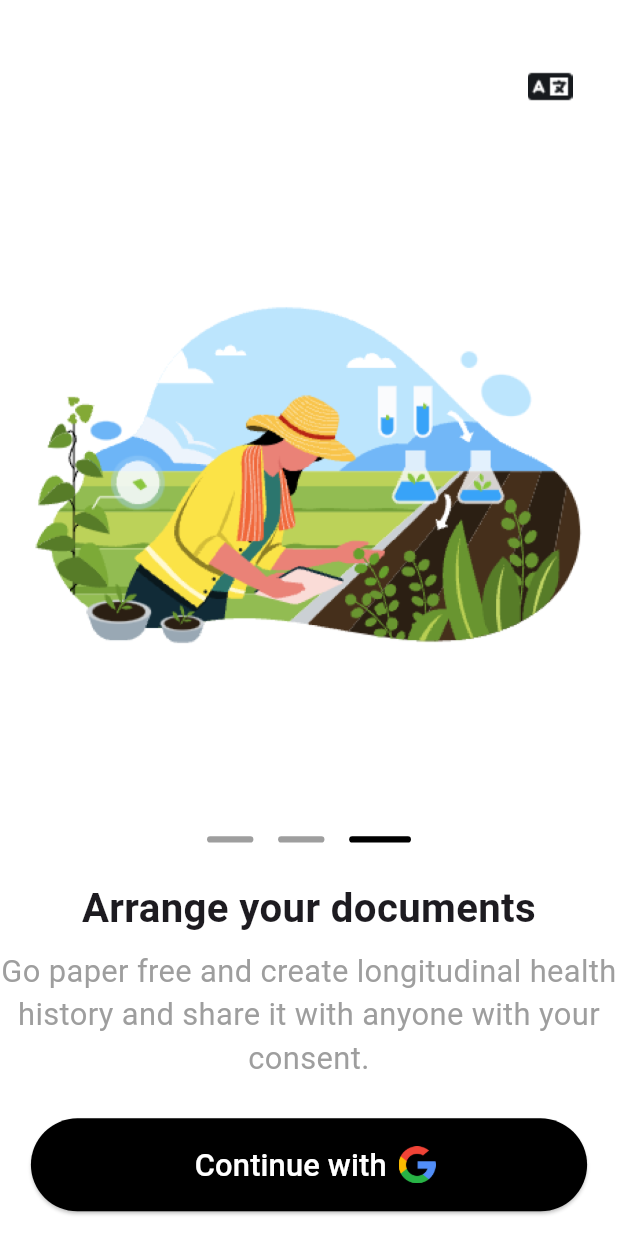
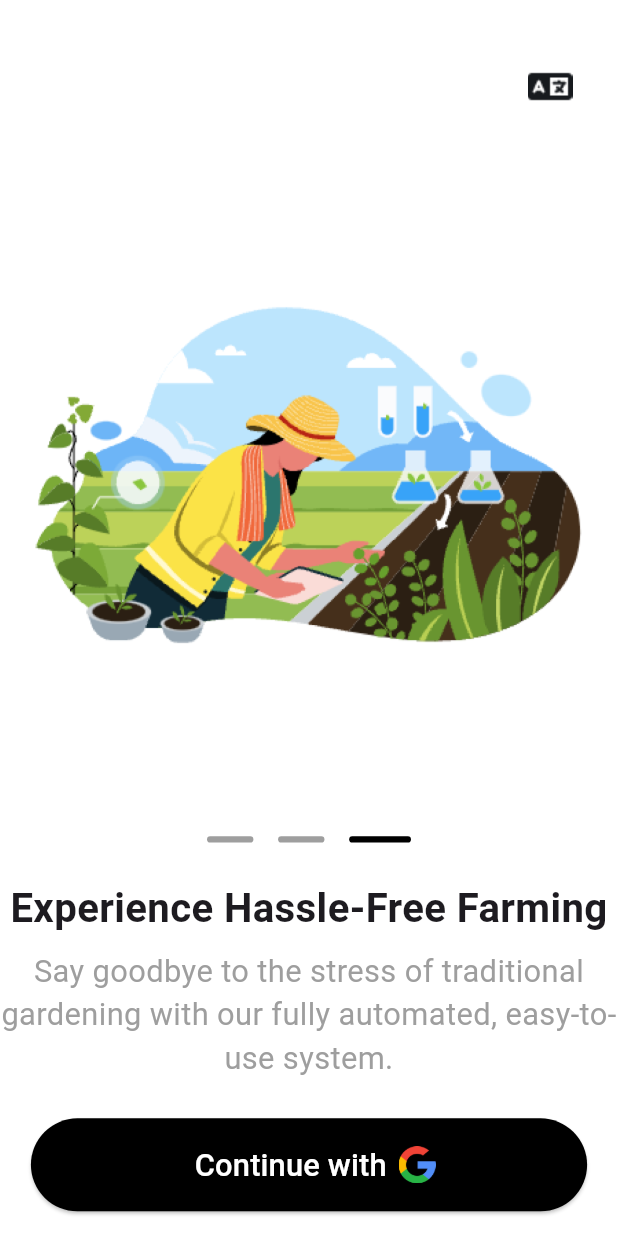
Before and after one commit to CubicalGreen/XenBloom, a Flutter app: the screen it shows after launch, on a phone screen of 412 x 824 dp. Run offline on Flutter 3.47's test engine with Material 3 defaults, Android fonts, the light colour scheme and no system bars; our stand-ins replace dotted_border, firebase_auth, firebase_core, firebase_messaging, google_sign_in, sleek_circular_slider; accounts and stored records are empty.

Commit message:
Login Screen modification with navigation
Changed the heading and subheadings used on the login page screen also change the routes of the screens

```diff
--- a/lib/authentication_screens/login_page.dart
+++ b/lib/authentication_screens/login_page.dart
@@ -1,6 +1,7 @@
 import 'dart:async'; // Import for Timer
 import 'package:flutter/material.dart';
 import 'package:xen_bloom/authentication_screens/google_auth.dart';
+import 'package:xen_bloom/connect_screen.dart';
 import 'package:xen_bloom/other_screens/choose_system.dart';
 import '../home_screen/home_page.dart';
 
@@ -98,7 +99,7 @@ class _LoginScreenState extends State<LoginScreen> {
     await FirebaseServices().signinWithGoogle();
     Navigator.pushReplacement(
       context,
-      MaterialPageRoute(builder: (context) => ChooseSystem()),
+      MaterialPageRoute(builder: (context) => ConnectScreen()),
     );
   }
 
@@ -130,36 +131,36 @@ class _LoginScreenState extends State<LoginScreen> {
               children: [
                 _buildPage(
                   'assets/images/orboardingImage3.png',
-                  'Arrange your documents',
-                  'Go paper free and create longitudinal health history and share it with anyone with your consent.',
+                  'Experience Hassle-Free Farming',
+                  'Say goodbye to the stress of traditional gardening with our fully automated, easy-to-use system.',
                   w,
                   h,
                 ),
                 _buildPage(
                   'assets/images/onbordingImage1.png',
-                  'Track Vitals',
-                  'Establish unique identity across different healthcare providers in the country.',
+                  'Fresh, Nutrient-Rich Produce',
+                  'Harvest your own fresh, nutrient-rich fruits and vegetables right at home.',
                   w,
                   h,
                 ),
                 _buildPage(
                   'assets/images/orboardingImage2.png',
-                  'Enter healthcare ecosystem',
-                  'Access Various UHI services to ease your medical journey and secure your data.',
+                  'Maximize Your Space',
+                  'Grow up to 30 plants in a sleek, compact design that fits effortlessly into any indoor space.',
                   w,
                   h,
                 ),
                 _buildPage(
                   'assets/images/orboardingImage3.png',
-                  'Arrange your documents',
-                  'Go paper free and create longitudinal health history and share it with anyone with your consent.',
+                  'Experience Hassle-Free Farming',
+                  'Say goodbye to the stress of traditional gardening with our fully automated, easy-to-use system.',
                   w,
                   h,
                 ),
                 _buildPage(
                   'assets/images/onbordingImage1.png',
-                  'Track Vitals',
-                  'Establish unique identity across different healthcare providers in the country.',
+                  'Fresh, Nutrient-Rich Produce',
+                  'Harvest your own fresh, nutrient-rich fruits and vegetables right at home.',
                   w,
                   h,
                 ),
--- a/lib/connect_screen.dart
+++ b/lib/connect_screen.dart
@@ -1,5 +1,8 @@
 import 'package:flutter/material.dart';
 import 'package:xen_bloom/Elements/customTextfield.dart';
+import 'package:xen_bloom/other_screens/choose_system.dart';
+
+import 'other_screens/name_screen.dart';
 
 class ConnectScreen extends StatefulWidget {
   const ConnectScreen({super.key});
@@ -39,7 +42,12 @@ class _ConnectScreenState extends State<ConnectScreen> {
                   width: w * 0.9,
                   height:h * 0.07,
                   child: ElevatedButton(
-                    onPressed: () {},
+                    onPressed: () {
+                      Navigator.push(
+                        context,
+                        MaterialPageRoute(builder: (context) => NameScreen()), // Navigate to the ConnectScreen
+                      );
+                    },
                     style: ButtonStyle(
                       backgroundColor: MaterialStateProperty.all<Color>(Colors.black),
                     ),
--- a/lib/other_screens/name_screen.dart
+++ b/lib/other_screens/name_screen.dart
@@ -1,4 +1,5 @@
 import 'package:flutter/material.dart';
+import 'package:xen_bloom/other_screens/choose_system.dart';
 import '../home_screen/home_page.dart';
 
 class NameScreen extends StatefulWidget {
@@ -75,7 +76,7 @@ class _NameScreenState extends State<NameScreen> {
     // Perform further actions like navigating to the next screen
     Navigator.push(
       context,
-      MaterialPageRoute(builder: (context) => HomePage()), // Replace with your home page widget
+      MaterialPageRoute(builder: (context) => ChooseSystem()), // Replace with your home page widget
     );
   }
 
```
Also changed, not shown: lib/Elements/customDrawer.dart (+0 -10 lines).
